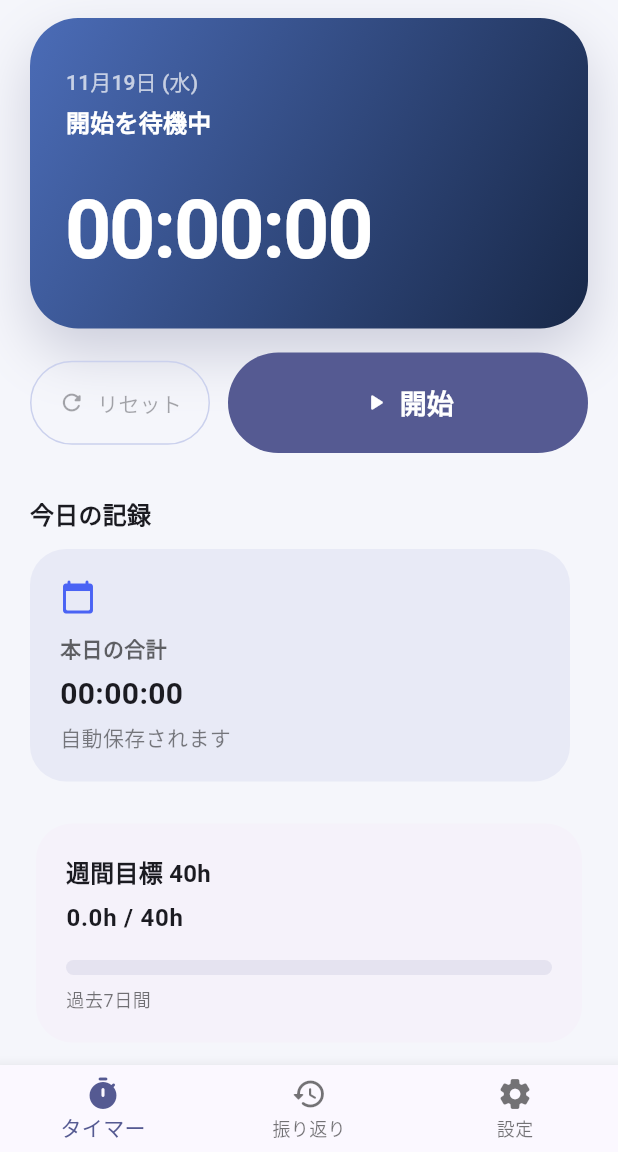
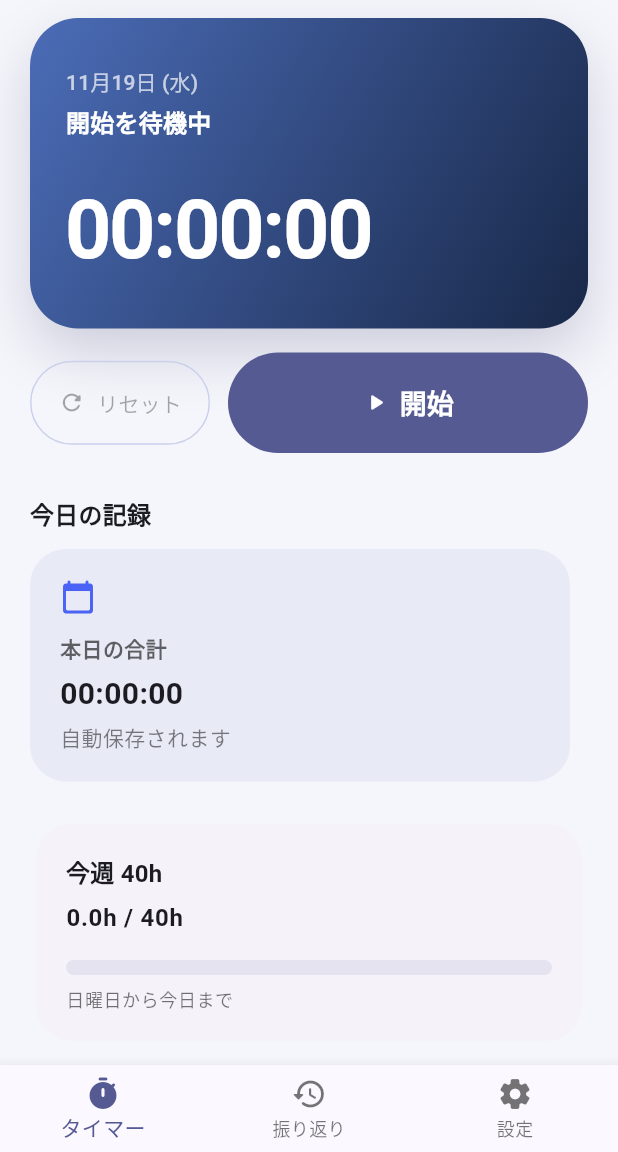
Before and after one commit to yu-432/Production-Timer, a Flutter app: the screen it shows after launch, on a phone screen of 412 x 824 dp, the part 84-1236 px from its top. Run offline on Flutter 3.47's test engine with Material 3 defaults, Android fonts, the phone set to English and light mode, and no system bars; our stand-ins replace flutter_riverpod, hive, hive_flutter, wakelock_plus; accounts and stored records are empty.

Commit message:
目標時間 (vibe-kanban a7687219)
現在トップ画面の週間目標と、月間目標という名前と過去７日間、過去３０日間という名前が紛らわしいです。
今週と、今月という表記に修正し、算定方法も修正してください。

週の始まりは日曜日とし、振り返り画面も修正してください

```diff
--- a/production_timer/lib/main.dart
+++ b/production_timer/lib/main.dart
@@ -249,19 +249,19 @@ class _TimerScreenState extends ConsumerState<TimerScreen> {
             ),
             const SizedBox(height: 24),
             _GoalProgressTile(
-              title: '週間目標 ${weeklyGoalHours.toStringAsFixed(0)}h',
+              title: '今週 ${weeklyGoalHours.toStringAsFixed(0)}h',
               value:
                   '${focusStats.weeklyHours.toStringAsFixed(1)}h / ${weeklyGoalHours.toStringAsFixed(0)}h',
               progress: weeklyProgress,
-              caption: '過去7日間', // シンプルな表現に変更
+              caption: '日曜日から今日まで', // 週の範囲を明示
             ),
             const SizedBox(height: 12),
             _GoalProgressTile(
-              title: '月間目標 ${monthlyGoalHours.toStringAsFixed(0)}h',
+              title: '今月 ${monthlyGoalHours.toStringAsFixed(0)}h',
               value:
                   '${focusStats.monthlyHours.toStringAsFixed(1)}h / ${monthlyGoalHours.toStringAsFixed(0)}h',
               progress: monthlyProgress,
-              caption: '過去30日間', // 技術詳細を削除
+              caption: '今月1日から今日まで', // 月の範囲を明示
             ),
             // 技術仕様の説明カードは一般ユーザに不要なため削除
           ],
--- a/production_timer/lib/providers/focus_stats_provider.dart
+++ b/production_timer/lib/providers/focus_stats_provider.dart
@@ -7,8 +7,11 @@ import 'timer_records_provider.dart';
 
 /// 集中作業時間の統計情報を計算するプロバイダー
 ///
-/// 過去のタイマー記録から、今日・週間・月間の合計時間を計算します。
+/// 過去のタイマー記録から、今日・今週・今月の合計時間を計算します。
 /// 記録が更新されるたびに自動的に再計算され、UIに反映されます。
+///
+/// 週の定義: 日曜日から土曜日まで(日曜始まり)
+/// 月の定義: その月の1日から月末まで
 final focusStatsProvider = Provider<FocusStats>((ref) {
   // 全てのタイマー記録を取得
   // StreamProviderなのでmaybeWhenでラップ(データが取得できない場合は空リストを返す)
@@ -22,8 +25,14 @@ final focusStatsProvider = Provider<FocusStats>((ref) {
   // 日付の範囲を計算
   final now = DateTime.now();
   final today = DateTime(now.year, now.month, now.day); // 今日の0時0分0秒
-  final weeklyStart = today.subtract(const Duration(days: 6)); // 7日前の0時0分0秒
-  final monthlyStart = today.subtract(const Duration(days: 29)); // 30日前の0時0分0秒
+
+  // 今週の開始日を計算(日曜日始まり)
+  // DateTime.weekdayは月曜=1, 日曜=7なので、日曜を0にするため % 7 を使用
+  final weekdayOffset = now.weekday % 7; // 日曜=0, 月曜=1, ..., 土曜=6
+  final weeklyStart = today.subtract(Duration(days: weekdayOffset)); // 今週の日曜日
+
+  // 今月の開始日を計算(その月の1日)
+  final monthlyStart = DateTime(now.year, now.month, 1); // 今月1日の0時0分0秒
 
   // 各期間の合計秒数を初期化
   var todaySeconds = 0;
@@ -39,11 +48,11 @@ final focusStatsProvider = Provider<FocusStats>((ref) {
     if (recordDate == today) {
       todaySeconds += seconds;
     }
-    // 週間範囲内(7日以内)なら weeklySeconds に加算
+    // 今週の範囲内(今週の日曜日以降)なら weeklySeconds に加算
     if (!recordDate.isBefore(weeklyStart)) {
       weeklySeconds += seconds;
     }
-    // 月間範囲内(30日以内)なら monthlySeconds に加算
+    // 今月の範囲内(今月1日以降)なら monthlySeconds に加算
     if (!recordDate.isBefore(monthlyStart)) {
       monthlySeconds += seconds;
     }
--- a/production_timer/lib/widgets/monthly_heatmap_calendar.dart
+++ b/production_timer/lib/widgets/monthly_heatmap_calendar.dart
@@ -45,10 +45,10 @@ class MonthlyHeatmapCalendar extends ConsumerWidget {
     final currentYear = now.year;
     final currentMonth = now.month;
 
-    // 月の最初の日の曜日を取得（0=月曜, 6=日曜）
+    // 月の最初の日の曜日を取得(0=日曜, 6=土曜)
+    // DateTime.weekdayは月曜=1, 日曜=7なので、日曜始まりに調整
     final firstDayOfMonth = DateTime(currentYear, currentMonth, 1);
-    final firstWeekday =
-        firstDayOfMonth.weekday - 1; // DateTime.weekdayは1=月曜なので-1する
+    final firstWeekday = firstDayOfMonth.weekday % 7; // 日曜=0, 月曜=1, ..., 土曜=6
 
     // カレンダーのグリッド用のウィジェットリスト
     final List<Widget> calendarCells = [];
@@ -135,13 +135,13 @@ class MonthlyHeatmapCalendar extends ConsumerWidget {
               crossAxisSpacing: 4,
               childAspectRatio: 1,
               children: [
+                _buildWeekdayHeader('日'), // 日曜始まりに変更
                 _buildWeekdayHeader('月'),
                 _buildWeekdayHeader('火'),
                 _buildWeekdayHeader('水'),
                 _buildWeekdayHeader('木'),
                 _buildWeekdayHeader('金'),
                 _buildWeekdayHeader('土'),
-                _buildWeekdayHeader('日'),
               ],
             ),
 
```
